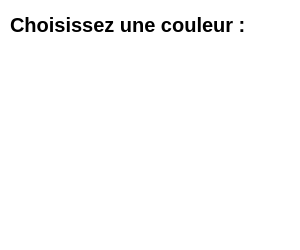
Above: colorpicker.ui from TheoFRASSI/GaleriePhotoIHM before the change. Below: the same form after it.
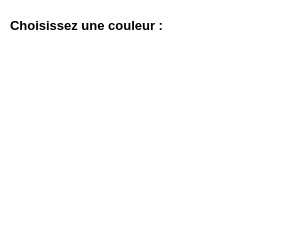
That is the form after the change.

What changed in the file:
```diff
--- a/colorpicker.ui
+++ b/colorpicker.ui
@@ -488,7 +488,7 @@
      <item>
       <widget class="QLabel" name="label">
        <property name="sizePolicy">
-        <sizepolicy hsizetype="Maximum" vsizetype="Maximum">
+        <sizepolicy hsizetype="Expanding" vsizetype="Expanding">
          <horstretch>0</horstretch>
          <verstretch>0</verstretch>
         </sizepolicy>
@@ -508,7 +508,7 @@
        <property name="font">
         <font>
          <family>Arial</family>
-         <pointsize>15</pointsize>
+         <pointsize>10</pointsize>
          <weight>75</weight>
          <bold>true</bold>
         </font>
```
